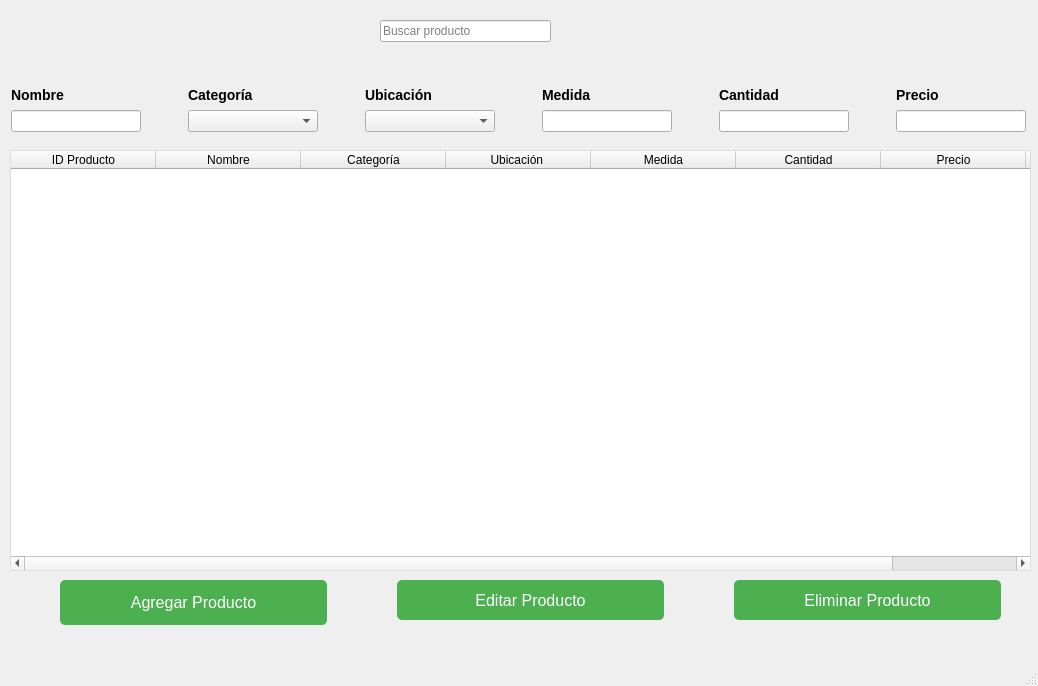
Old version of the form ui/designer/productos.ui in the repository FranciscoAntonelli/vivero-app.
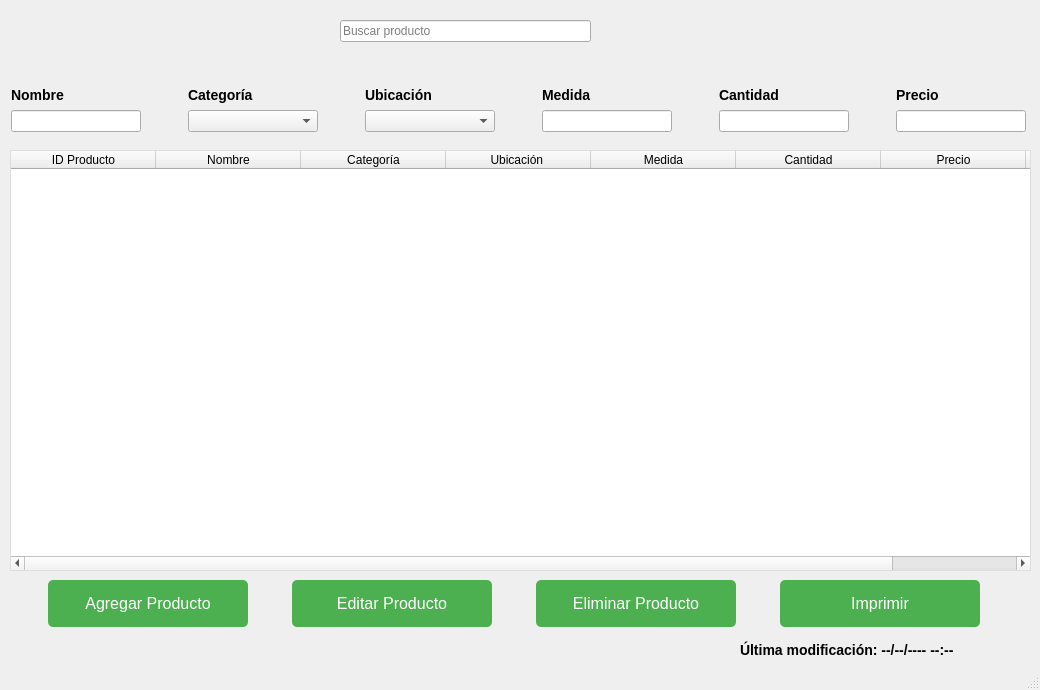
New version of the form.

Commit message: Agrego botón para imprimir productos

Diff of the .ui file:
```diff
--- a/ui/designer/productos.ui
+++ b/ui/designer/productos.ui
@@ -6,8 +6,8 @@
    <rect>
     <x>0</x>
     <y>0</y>
-    <width>1038</width>
-    <height>686</height>
+    <width>1040</width>
+    <height>690</height>
    </rect>
   </property>
   <property name="windowTitle">
@@ -232,38 +232,32 @@
      <rect>
       <x>10</x>
       <y>570</y>
-      <width>1091</width>
-      <height>61</height>
+      <width>1021</width>
+      <height>67</height>
+     </rect>
+    </property>
+    <widget class="QWidget" name="layoutWidget">
+     <property name="geometry">
+      <rect>
+       <x>0</x>
+       <y>10</y>
+       <width>1011</width>
+       <height>47</height>
      </rect>
     </property>
     <layout class="QHBoxLayout" name="horizontalLayout">
-     <property name="spacing">
-      <number>50</number>
-     </property>
-     <property name="leftMargin">
-      <number>50</number>
-     </property>
-     <property name="topMargin">
-      <number>10</number>
-     </property>
-     <property name="rightMargin">
-      <number>100</number>
-     </property>
-     <property name="bottomMargin">
-      <number>10</number>
-     </property>
      <item>
       <widget class="QPushButton" name="btnAgregar">
        <property name="minimumSize">
         <size>
-         <width>0</width>
-         <height>45</height>
+          <width>100</width>
+          <height>30</height>
         </size>
        </property>
        <property name="maximumSize">
         <size>
-         <width>16777215</width>
-         <height>200</height>
+          <width>200</width>
+          <height>49</height>
         </size>
        </property>
        <property name="text">
@@ -271,25 +265,18 @@
        </property>
       </widget>
      </item>
-     <item>
-      <spacer name="verticalSpacer">
-       <property name="orientation">
-        <enum>Qt::Vertical</enum>
-       </property>
-       <property name="sizeHint" stdset="0">
-        <size>
-         <width>20</width>
-         <height>40</height>
-        </size>
-       </property>
-      </spacer>
-     </item>
      <item>
       <widget class="QPushButton" name="btnEditar">
        <property name="minimumSize">
         <size>
-         <width>0</width>
-         <height>40</height>
+          <width>100</width>
+          <height>30</height>
+         </size>
+        </property>
+        <property name="maximumSize">
+         <size>
+          <width>200</width>
+          <height>49</height>
         </size>
        </property>
        <property name="text">
@@ -297,25 +284,18 @@
        </property>
       </widget>
      </item>
-     <item>
-      <spacer name="verticalSpacer_2">
-       <property name="orientation">
-        <enum>Qt::Vertical</enum>
-       </property>
-       <property name="sizeHint" stdset="0">
-        <size>
-         <width>20</width>
-         <height>40</height>
-        </size>
-       </property>
-      </spacer>
-     </item>
      <item>
       <widget class="QPushButton" name="btnEliminar">
        <property name="minimumSize">
         <size>
-         <width>0</width>
-         <height>40</height>
+          <width>100</width>
+          <height>30</height>
+         </size>
+        </property>
+        <property name="maximumSize">
+         <size>
+          <width>200</width>
+          <height>49</height>
         </size>
        </property>
        <property name="text">
@@ -323,14 +303,34 @@
        </property>
       </widget>
      </item>
-    </layout>
+      <item>
+       <widget class="QPushButton" name="btnImprimir">
+        <property name="minimumSize">
+         <size>
+          <width>100</width>
+          <height>30</height>
+         </size>
+        </property>
+        <property name="maximumSize">
+         <size>
+          <width>200</width>
+          <height>49</height>
+         </size>
+        </property>
+        <property name="text">
+         <string>Imprimir</string>
+        </property>
+       </widget>
+      </item>
+     </layout>
+    </widget>
    </widget>
    <widget class="QLineEdit" name="buscarProducto">
     <property name="geometry">
      <rect>
-      <x>380</x>
+      <x>340</x>
       <y>20</y>
-      <width>171</width>
+      <width>251</width>
       <height>22</height>
      </rect>
     </property>
@@ -412,6 +412,19 @@
      </item>
     </layout>
    </widget>
+   <widget class="QLabel" name="lbl_ultima_modificacion">
+    <property name="geometry">
+     <rect>
+      <x>740</x>
+      <y>640</y>
+      <width>281</width>
+      <height>20</height>
+     </rect>
+    </property>
+    <property name="text">
+     <string>Última modificación: --/--/---- --:--</string>
+    </property>
+   </widget>
   </widget>
   <widget class="QMenuBar" name="menubar">
    <property name="geometry">
```
Left out of the diff: 2 changed lines with no effect on the pictures. Lines whose indentation alone changed are shown as unchanged. The commit also changes 3 other files.
